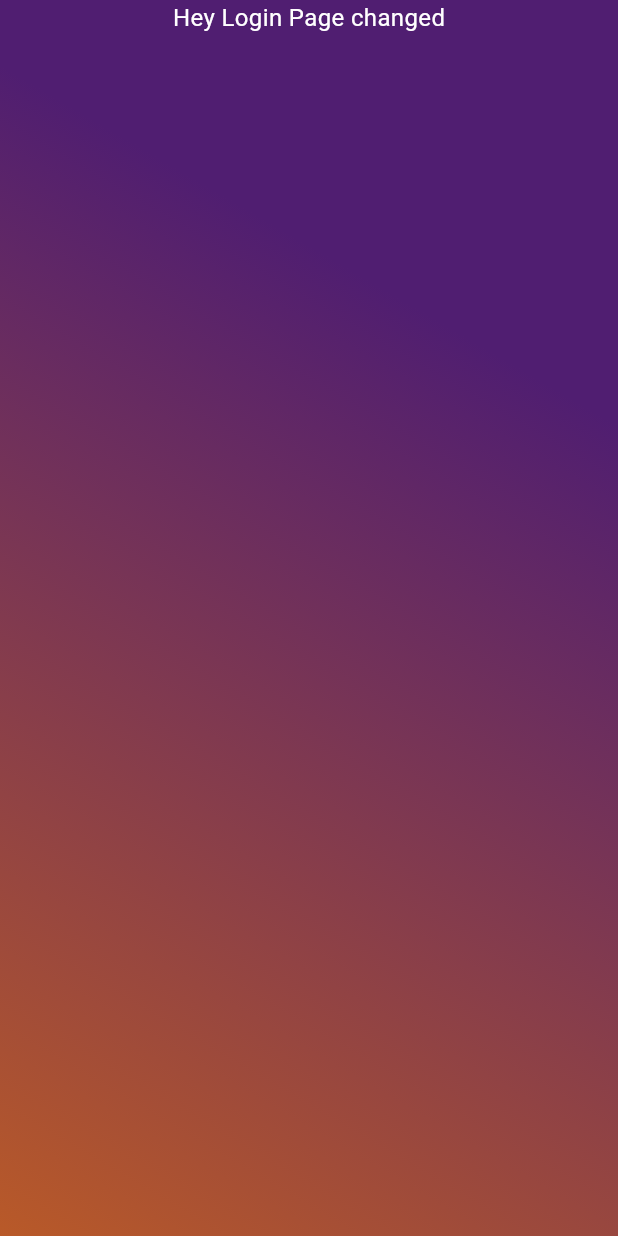
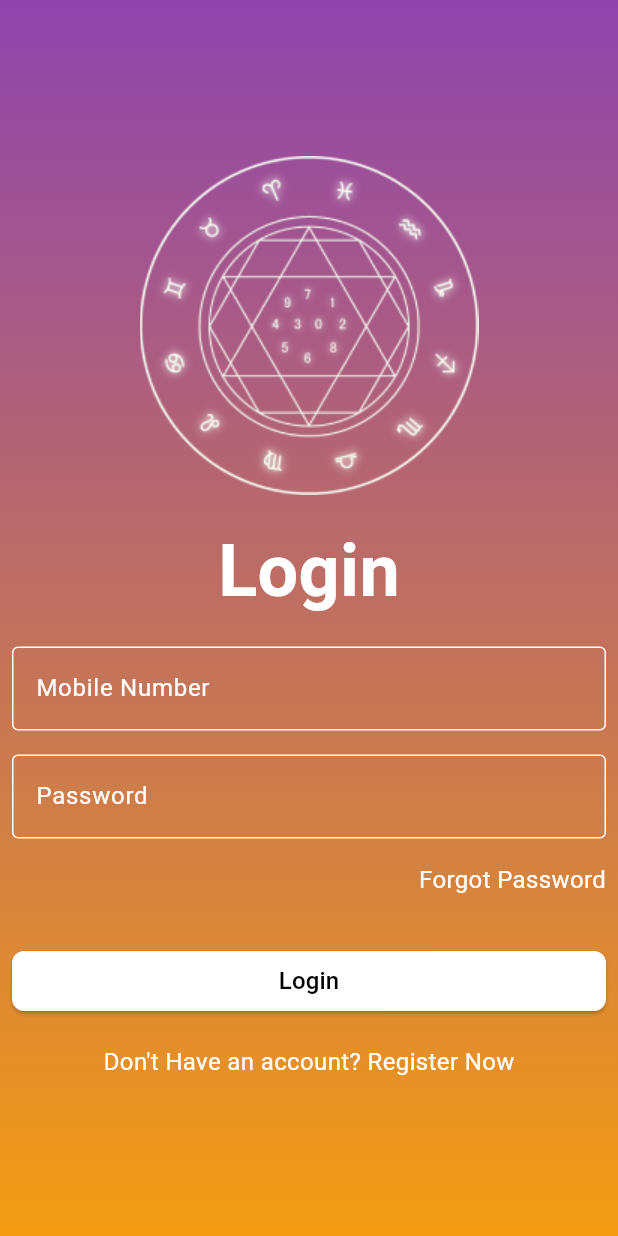
Before and after one commit to shubhamdevgupta/astrohelpme-flutter, a Flutter app: the screen it shows after launch, on a phone screen of 412 x 824 dp. Run offline on Flutter 3.47's test engine with Material 3 defaults, Android fonts, the light colour scheme and no system bars.

Commit message:
make some design

```diff
--- a/lib/main.dart
+++ b/lib/main.dart
@@ -1,4 +1,4 @@
-import 'package:astrohelpme/screens/login/login.dart';
+import 'package:astrohelpme/screens/login/login_screen.dart';
 import 'package:flutter/material.dart';
 
 void main() {
--- a/lib/screens/login/login.dart
+++ /dev/null
@@ -1,40 +0,0 @@
-import 'package:flutter/material.dart';
-
-class Login extends StatefulWidget {
-  State<StatefulWidget> createState() {
-    return _LoginState();
-  }
-}
-
-class _LoginState extends State<Login> {
-  @override
-  Widget build(BuildContext context) {
-    return Scaffold(
-      body: Container( width: double.infinity,
-        height: double.infinity,
-        decoration: const BoxDecoration(
-            gradient: LinearGradient(
-                colors: [
-                  Color(0xFF501E71),
-                  Color(0xFFF07902),
-                  Color(0xFFBF5552),
-                  Color(0xFFD5662C),
-                ],
-                begin: const FractionalOffset(1.4, 0.3),
-                end: const FractionalOffset(0.0, 1.5),
-                stops: [0.1, 2.5,5.0,9.0],
-                tileMode: TileMode.clamp)),
-        child: const Column(
-          children: [
-            Text(
-              "Hey Login Page changed",
-              style: TextStyle(fontSize: 16,
-              color: Colors.white),
-            ),
-
-          ],
-        ),
-      ),
-    );
-  }
-}
--- /dev/null
+++ b/lib/screens/login/login_screen.dart
@@ -0,0 +1,148 @@
+import 'package:astrohelpme/screens/login/forgot_screen.dart';
+import 'package:astrohelpme/screens/login/register_screen.dart';
+import 'package:flutter/material.dart';
+import 'package:flutter/services.dart';
+
+class Login extends StatefulWidget {
+  State<StatefulWidget> createState() {
+    return _LoginState();
+  }
+}
+
+class _LoginState extends State<Login> {
+  @override
+  Widget build(BuildContext context) {
+    return Scaffold(
+      backgroundColor: Colors.transparent,
+      body: Container(
+        width: double.infinity,
+        height: double.infinity,
+          decoration: const BoxDecoration(
+              gradient: LinearGradient(
+                  colors: [
+                    Color(0xFF8E44AD), // Purple
+                    Color(0xFFF39C12), // Orange
+                  ],
+                  begin: Alignment.topCenter,
+                  end: Alignment.bottomCenter,)),
+        child: Padding(
+          padding: const EdgeInsets.all(8.0),
+          child: SingleChildScrollView(
+            child: Column(
+              children: [
+                Padding(
+                  padding: const EdgeInsets.only(top: 96.0),
+                  child: Image.asset(
+                    'assets/icons/ic_logo.png',
+                  ),
+                ),
+                const Padding(
+                  padding: const EdgeInsets.all(16.0),
+                  child: const Text(
+                    "Login",
+                    style: TextStyle(
+                      fontSize: 48,
+                      color: Colors.white,
+                      fontWeight: FontWeight.bold,
+                    ),
+                  ),
+                ),
+                TextField(
+                  keyboardType: TextInputType.number,
+                  inputFormatters: [
+                    FilteringTextInputFormatter.digitsOnly,
+                    // Allows only numbers
+                    LengthLimitingTextInputFormatter(10),
+                    // Limits input to 10 digits
+                  ],
+                  decoration: const InputDecoration(
+                    labelText: "Mobile Number",
+                    labelStyle: TextStyle(color: Colors.white),
+                    hintStyle: TextStyle(color: Colors.white70),
+                    prefix: Text('+91'),
+                    focusedBorder: OutlineInputBorder(
+                        borderSide: BorderSide(color: Colors.white)),
+                    enabledBorder: OutlineInputBorder(
+                        borderSide: BorderSide(color: Colors.white)),
+                  ),
+                ),
+                Padding(
+                  padding: const EdgeInsets.only(top: 16),
+                  child: TextField(
+                    keyboardType: TextInputType.visiblePassword,
+                    inputFormatters: [
+                      // Allows only numbers
+                      LengthLimitingTextInputFormatter(16),
+                      // Limits input to 10 digits
+                    ],
+                    decoration: const InputDecoration(
+                      labelText: "Password",
+                      labelStyle: TextStyle(color: Colors.white),
+                      hintStyle: TextStyle(color: Colors.white70),
+                      focusedBorder: OutlineInputBorder(
+                          borderSide: BorderSide(color: Colors.white)),
+                      enabledBorder: OutlineInputBorder(
+                          borderSide: BorderSide(color: Colors.white)),
+                    ),
+                  ),
+                ),
+                InkWell(
+                  onTap: () {
+                    print('forgot password clicked');
+                    Navigator.push(context, MaterialPageRoute(builder: (context)=>ForgotScreen()));
+                    },
+                  child: const Padding(
+                    padding: EdgeInsets.only(top: 16.0),
+                    child: Align(
+                        alignment: Alignment.bottomRight,
+                        child: Text(
+                          'Forgot Password',
+                          style: TextStyle(fontSize: 16, color: Colors.white),
+                        )),
+                  ),
+                ),
+                Padding(
+                  padding: const EdgeInsets.only(top: 32.0),
+                  child: SizedBox(
+                    width: double.infinity,
+                    child: ElevatedButton(
+                      onPressed: () {},
+                      style: ElevatedButton.styleFrom(
+                        foregroundColor: Colors.black,
+                        backgroundColor: Colors.white,
+                        // Text color
+                        shape: RoundedRectangleBorder(
+                          borderRadius:
+                              BorderRadius.circular(8), // Rounded corners
+                        ),
+                      ),
+                      child: const Text(
+                        'Login',
+                        style: TextStyle(fontSize: 16, color: Colors.black),
+                      ),
+                    ),
+                  ),
+                ),
+                InkWell(
+                  onTap: () {
+                    print('register clicked');
+                    Navigator.push(context, MaterialPageRoute(builder: (context)=>const RegisterScreen()));
+                  },
+                  child: const Padding(
+                    padding: EdgeInsets.only(top: 18.0),
+                    child: Align(
+                        alignment: Alignment.topCenter,
+                        child: Text(
+                          "Don't Have an account? Register Now",
+                          style: TextStyle(fontSize: 16, color: Colors.white),
+                        )),
+                  ),
+                ),
+              ],
+            ),
+          ),
+        ),
+      ),
+    );
+  }
+}
```
Also changed, not shown: lib/screens/login/forgot_screen.dart (added, +44 -0 lines), lib/screens/login/register_screen.dart (added, +93 -0 lines), pubspec.yaml (+3 -4 lines), assets/icons/ic_logo.png (added).
